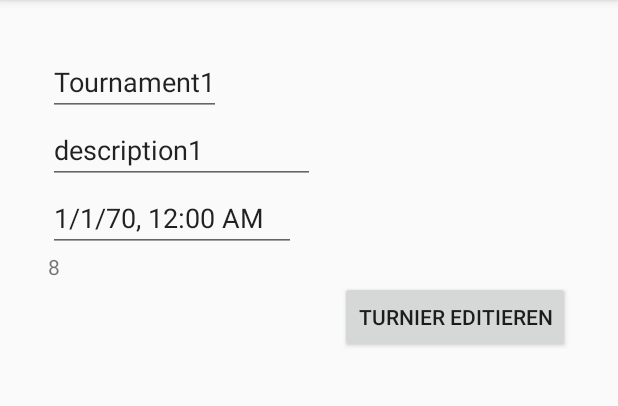
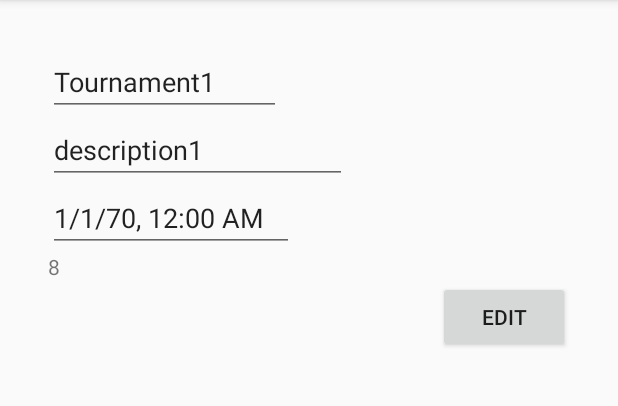
Before and after one commit to madmadson/opentournament, an Android app: the screen it shows after launch (MainActivity), after a tap on "Tournament1", on a phone screen of 412 x 824 dp, the part 84-490 px from its top. Run offline under Robolectric (Android 15) with nearby library versions, the phone set to English and light mode, and no system bars; libraries missing offline, so code that uses them is left out: net.danlew.android; 1 statement that could not run was skipped.

Commit message:
nix string values

```diff
--- a/app/src/main/java/madson/org/opentournament/tournament/NextRoundFragment.java
+++ b/app/src/main/java/madson/org/opentournament/tournament/NextRoundFragment.java
@@ -60,6 +60,9 @@ public class NextRoundFragment extends Fragment {
         super.onViewCreated(view, savedInstanceState);
 
         Button nextRoundButton = (Button) view.findViewById(R.id.next_round_button);
+
+        nextRoundButton.setText(getString(R.string.button_pair_next_round, tournament.getActualRound() + 1));
+
         nextRoundButton.setOnClickListener(new View.OnClickListener() {
 
                 @Override
--- a/app/src/main/res/layout/fragment_next_round_fragment.xml
+++ b/app/src/main/res/layout/fragment_next_round_fragment.xml
@@ -10,7 +10,6 @@
         android:id="@+id/next_round_button"
         android:layout_width="wrap_content"
         android:layout_height="wrap_content"
-        android:text="@string/button_start_tournament"
         android:drawableRight="@drawable/ic_play_arrow_black_24dp"
     />
 
--- a/app/src/main/res/values/strings.xml
+++ b/app/src/main/res/values/strings.xml
@@ -1,21 +1,19 @@
 <resources>
     <string name="app_name">Open Tournament</string>
-    <string name="Image_description">Tournaments for all!</string>
+    <string name="Image_description">Tournaments for everyone!</string>
     <string name="title_activity_tournament_list">TournamentList</string>
     <string name="title_activity_tournament_details">TournamentDetailsActivity</string>
-    <string name="tournamentName">Turniername</string>
-    <string name="tournamentDescription">Turnier Beschreibung</string>
-    <string name="tournamentDate">Datum des Turniers</string>
-    <string name="tournamentNumberOfPlayers">Spieleranzahl</string>
-    <string name="textEditTorunamentButton">Turnier editieren</string>
-    <string name="textSaveTorunamentButton">Neues Turnier erstellen</string>
-    <string name="newTournamentSaved">Neues Turnier gespeichert</string>
-    <string name="existingTournamentSaved">Turnier bearbeitet</string>
     <string name="title_activity_tournament_play">TournamentPlayActivity</string>
+
+    <string name="tournamentName">Tournament name</string>
+    <string name="tournamentDescription">Tournament description</string>
+    <string name="tournamentDate">Date of tournament</string>
+    <string name="tournamentNumberOfPlayers">Amount players</string>
+    <string name="textEditTorunamentButton">Edit</string>
+    <string name="textSaveTorunamentButton">Create new tournament</string>
+    <string name="newTournamentSaved">tournament saved</string>
+    <string name="existingTournamentSaved">Edit tournament</string>
     <string name="action_settings">Settings</string>
-    <string name="section_format">Hello World from section: %1$d</string>
-
-
 
     <string name="navigation_drawer_open">Open navigation drawer</string>
     <string name="navigation_drawer_close">Close navigation drawer</string>
@@ -33,12 +31,13 @@
 
 
     <!-- New Player For Tournament dialog-->
-    <string name="validation_error_empty">field cant not be empty</string>
+    <string name="validation_error_empty">Field cant not be empty</string>
     <string name="success_new_player_inserted">New Player inserted</string>
-    <string name="new_player_tournament_title" type="id">Neuer Spieler für Turnier: %1$s</string>
+    <string name="new_player_tournament_title" type="id">New player for tournament: %1$s</string>
     <string name="button_start_tournament">Start</string>
 
     <!-- Tournament Player List -->
-    <string name="heading_tournament_player">Spieler im Turnier (%1$d)</string>
+    <string name="heading_tournament_player">Player in tournament: (%1$d)</string>
+    <string name="button_pair_next_round">Pair \n round %1$d</string>
 
 </resources>
```
